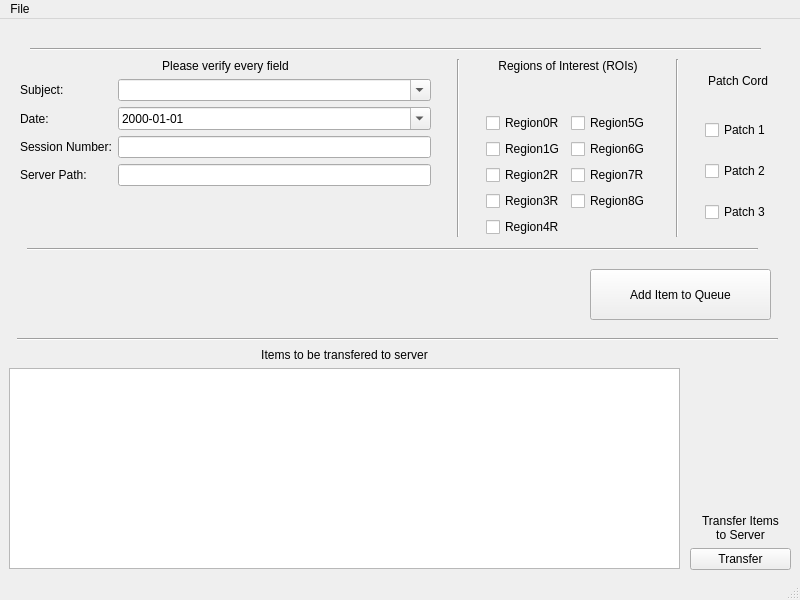
Old version of the form deploy/fiberphotometry/fiber_photometry_form.ui in the repository int-brain-lab/iblscripts.
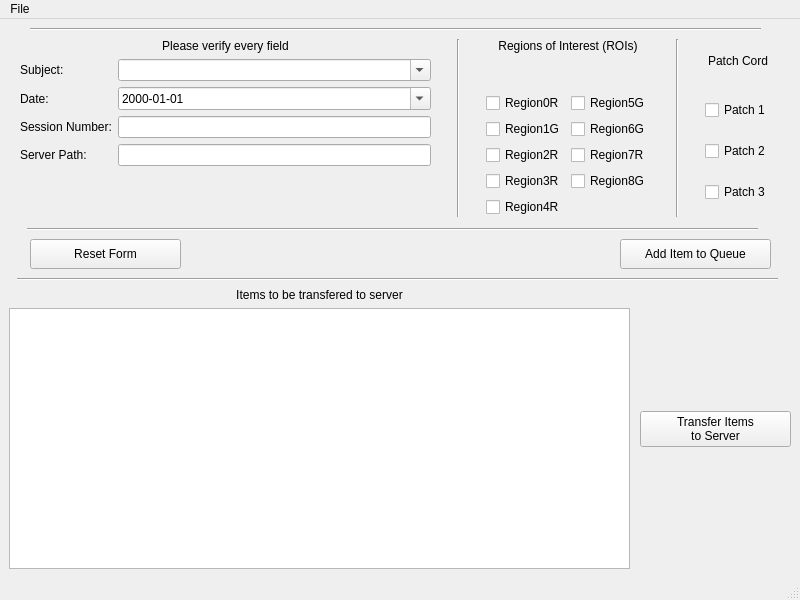
New version of the form.

Commit message: json settings file, class variables for file paths, reset button, generalized various desired widget functionality, bonsai file copy stub,

What changed in the file:
```diff
--- a/deploy/fiberphotometry/fiber_photometry_form.ui
+++ b/deploy/fiberphotometry/fiber_photometry_form.ui
@@ -30,9 +30,9 @@
     <property name="geometry">
      <rect>
       <x>9</x>
-      <y>329</y>
-      <width>671</width>
-      <height>221</height>
+      <y>269</y>
+      <width>621</width>
+      <height>281</height>
      </rect>
     </property>
     <layout class="QVBoxLayout" name="verticalLayout">
@@ -57,29 +57,28 @@
    <widget class="QWidget" name="verticalLayoutWidget_2">
     <property name="geometry">
      <rect>
-      <x>690</x>
-      <y>330</y>
-      <width>101</width>
-      <height>221</height>
+      <x>640</x>
+      <y>270</y>
+      <width>151</width>
+      <height>281</height>
      </rect>
     </property>
     <layout class="QVBoxLayout" name="verticalLayout_2">
      <item>
-      <widget class="QLabel" name="label_8">
+      <widget class="QPushButton" name="button_transfer_items_to_server">
+       <property name="enabled">
+        <bool>true</bool>
+       </property>
+       <property name="minimumSize">
+        <size>
+         <width>0</width>
+         <height>30</height>
+        </size>
+       </property>
        <property name="text">
         <string>Transfer Items
 to Server</string>
        </property>
-       <property name="alignment">
-        <set>Qt::AlignBottom|Qt::AlignHCenter</set>
-       </property>
-      </widget>
-     </item>
-     <item>
-      <widget class="QPushButton" name="button_transfer_items_to_server">
-       <property name="text">
-        <string>Transfer</string>
-       </property>
        <property name="iconSize">
         <size>
          <width>16</width>
@@ -97,7 +96,7 @@
     <property name="geometry">
      <rect>
       <x>17</x>
-      <y>310</y>
+      <y>250</y>
       <width>761</width>
       <height>20</height>
      </rect>
@@ -109,10 +108,10 @@
    <widget class="QPushButton" name="button_add_item_to_queue">
     <property name="geometry">
      <rect>
-      <x>590</x>
-      <y>250</y>
-      <width>181</width>
-      <height>51</height>
+      <x>620</x>
+      <y>220</y>
+      <width>151</width>
+      <height>30</height>
      </rect>
     </property>
     <property name="text">
@@ -126,7 +125,7 @@
     <property name="geometry">
      <rect>
       <x>20</x>
-      <y>40</y>
+      <y>20</y>
       <width>751</width>
       <height>178</height>
      </rect>
@@ -134,7 +133,7 @@
     <layout class="QHBoxLayout" name="horizontalLayout">
      <item>
       <layout class="QFormLayout" name="formLayout">
-       <item row="1" column="0" colspan="2">
+       <item row="0" column="0" colspan="2">
         <widget class="QLabel" name="label_7">
          <property name="text">
           <string>Please verify every field</string>
@@ -144,14 +143,14 @@
          </property>
         </widget>
        </item>
-       <item row="2" column="0">
+       <item row="1" column="0">
         <widget class="QLabel" name="subject_label">
          <property name="text">
           <string>Subject:</string>
          </property>
         </widget>
        </item>
-       <item row="2" column="1">
+       <item row="1" column="1">
         <widget class="QComboBox" name="subject_combo_box">
          <property name="enabled">
           <bool>true</bool>
@@ -161,14 +160,14 @@
          </property>
         </widget>
        </item>
-       <item row="3" column="0">
+       <item row="2" column="0">
         <widget class="QLabel" name="label_2">
          <property name="text">
           <string>Date:</string>
          </property>
         </widget>
        </item>
-       <item row="3" column="1">
+       <item row="2" column="1">
         <widget class="QDateEdit" name="date_edit">
          <property name="layoutDirection">
           <enum>Qt::LeftToRight</enum>
@@ -181,14 +180,14 @@
          </property>
         </widget>
        </item>
-       <item row="4" column="0">
+       <item row="3" column="0">
         <widget class="QLabel" name="label_3">
          <property name="text">
           <string>Session Number:</string>
          </property>
         </widget>
        </item>
-       <item row="4" column="1">
+       <item row="3" column="1">
         <widget class="QLineEdit" name="session_number">
          <property name="maxLength">
           <number>30</number>
@@ -198,7 +197,7 @@
          </property>
         </widget>
        </item>
-       <item row="5" column="0">
+       <item row="4" column="0">
         <widget class="QLabel" name="label_6">
          <property name="text">
           <string>Server Path: </string>
@@ -208,7 +207,7 @@
          </property>
         </widget>
        </item>
-       <item row="5" column="1">
+       <item row="4" column="1">
         <widget class="QLineEdit" name="server_path">
          <property name="maxLength">
           <number>30</number>
@@ -419,7 +418,7 @@
     <property name="geometry">
      <rect>
       <x>27</x>
-      <y>220</y>
+      <y>200</y>
       <width>731</width>
       <height>20</height>
      </rect>
@@ -432,7 +431,7 @@
     <property name="geometry">
      <rect>
       <x>30</x>
-      <y>20</y>
+      <y>0</y>
       <width>731</width>
       <height>20</height>
      </rect>
@@ -441,6 +440,22 @@
      <enum>Qt::Horizontal</enum>
     </property>
    </widget>
+   <widget class="QPushButton" name="button_reset_form">
+    <property name="geometry">
+     <rect>
+      <x>30</x>
+      <y>220</y>
+      <width>151</width>
+      <height>30</height>
+     </rect>
+    </property>
+    <property name="text">
+     <string>Reset Form</string>
+    </property>
+    <property name="autoDefault">
+     <bool>false</bool>
+    </property>
+   </widget>
   </widget>
   <widget class="QMenuBar" name="menubar">
    <property name="geometry">
```
Left out of the diff: 21 changed lines with no effect on the pictures. The commit also changes 2 other files.
